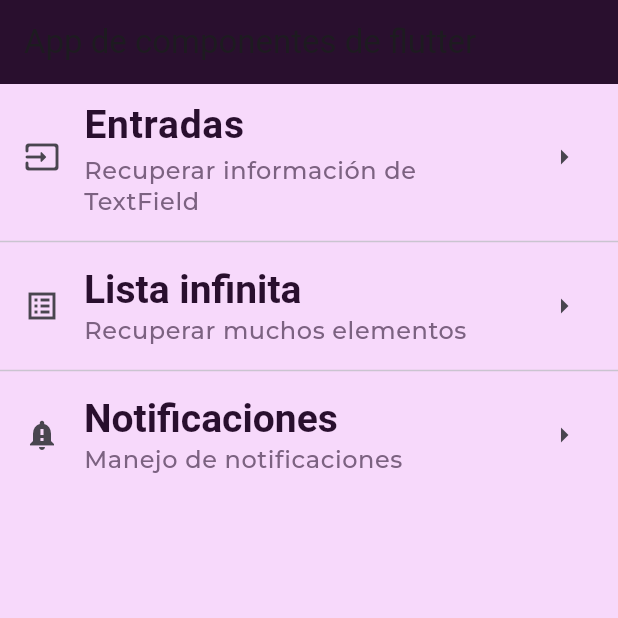
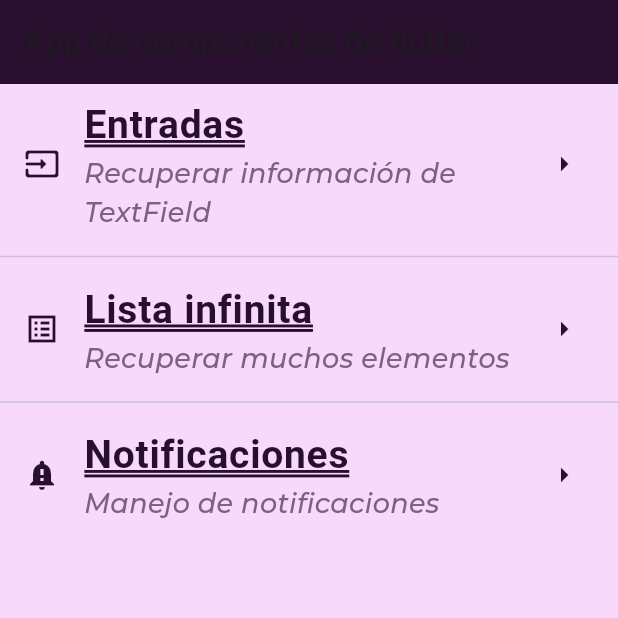
Before and after one commit to gnievap/componentes_flutter5a, a Flutter app: the screen it shows after launch, on a phone screen of 412 x 824 dp, the top half of it. Run offline on Flutter 3.47's test engine with Material 3 defaults, Android fonts, the phone set to English and light mode, and no system bars; our stand-ins replace google_fonts; Roboto replaces fonts that are missing (Acme).

Commit message:
Finishing first version of AppTheme

```diff
--- a/lib/screens/home_screen.dart
+++ b/lib/screens/home_screen.dart
@@ -20,36 +20,54 @@ class HomeScreen extends StatelessWidget {
             ),
             subtitle: Text(
               'Recuperar información de TextField',
-              style: Theme.of(context).textTheme.bodySmall,
+              style: AppTheme.lightTheme.textTheme.bodySmall,
             ),
-            leading: const Icon(Icons.input_rounded),
-            trailing: const Icon(Icons.arrow_right_outlined),
+            leading: const Icon(
+              Icons.input_rounded,
+              color: AppTheme.primaryColor,
+            ),
+            trailing: const Icon(
+              Icons.arrow_right_outlined,
+              color: AppTheme.primaryColor,
+            ),
           ),
           const Divider(),
           ListTile(
             title: Text(
               'Lista infinita',
-              style: Theme.of(context).textTheme.headlineLarge,
+              style: AppTheme.lightTheme.textTheme.headlineLarge,
             ),
             subtitle: Text(
               'Recuperar muchos elementos',
-              style: Theme.of(context).textTheme.bodySmall,
+              style: AppTheme.lightTheme.textTheme.bodySmall,
             ),
-            leading: const Icon(Icons.list_alt_sharp),
-            trailing: const Icon(Icons.arrow_right_outlined),
+            leading: const Icon(
+              Icons.list_alt_sharp,
+              color: AppTheme.primaryColor,
+            ),
+            trailing: const Icon(
+              Icons.arrow_right_outlined,
+              color: AppTheme.primaryColor,
+            ),
           ),
           const Divider(),
           ListTile(
             title: Text(
               'Notificaciones',
-              style: Theme.of(context).textTheme.headlineLarge,
+              style: AppTheme.lightTheme.textTheme.headlineLarge,
             ),
             subtitle: Text(
               'Manejo de notificaciones',
-              style: Theme.of(context).textTheme.bodySmall,
+              style: AppTheme.lightTheme.textTheme.bodySmall,
             ),
-            leading: const Icon(Icons.notification_important),
-            trailing: const Icon(Icons.arrow_right_outlined),
+            leading: const Icon(
+              Icons.notification_important,
+              color: AppTheme.primaryColor,
+            ),
+            trailing: const Icon(
+              Icons.arrow_right_outlined,
+              color: AppTheme.primaryColor,
+            ),
           )
         ],
       ),
--- a/lib/theme/app_theme.dart
+++ b/lib/theme/app_theme.dart
@@ -19,14 +19,18 @@ class AppTheme {
         fontSize: 26.0,
         fontWeight: FontWeight.bold,
         color: primaryColor,
+        decoration: TextDecoration.underline,
+        decorationColor: primaryColor,
+        decorationStyle: TextDecorationStyle.double,
+        decorationThickness: 1.5,
       ),
 
       // Fuente para textos muy pequeños
       bodySmall: GoogleFonts.montserrat(
-        fontSize: 16.0,
-        fontWeight: FontWeight.w500,
-        color: secondaryColor,
-      ),
+          fontSize: 18.0,
+          fontWeight: FontWeight.w500,
+          color: secondaryColor,
+          fontStyle: FontStyle.italic),
     ),
   );
 }
```
